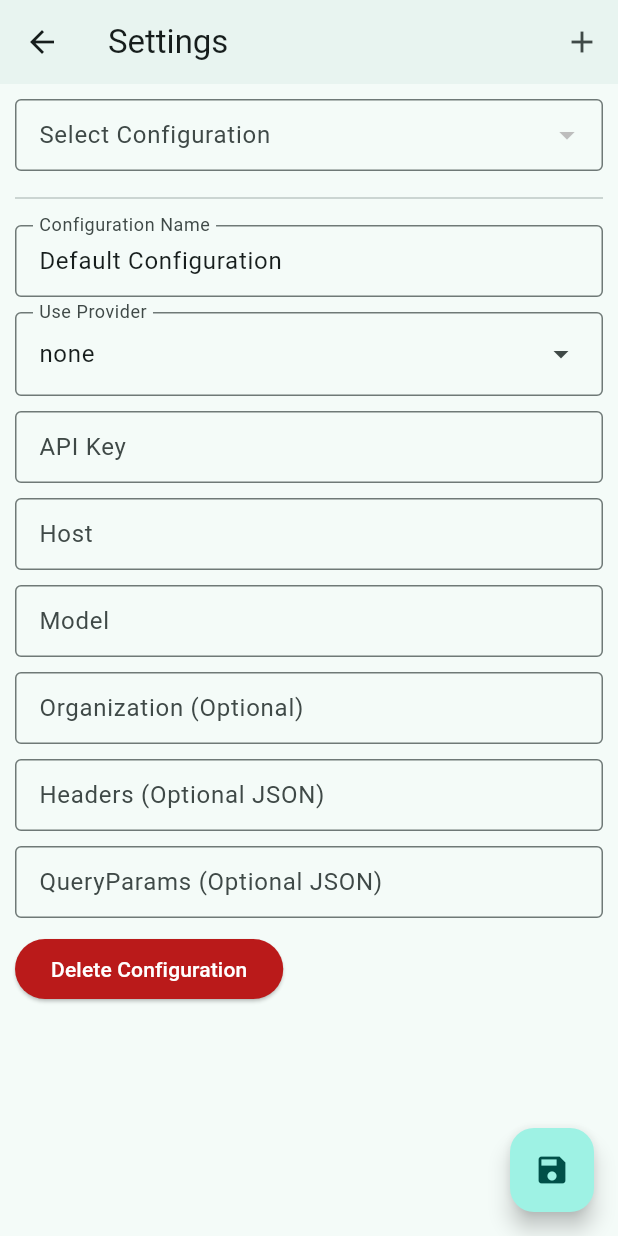
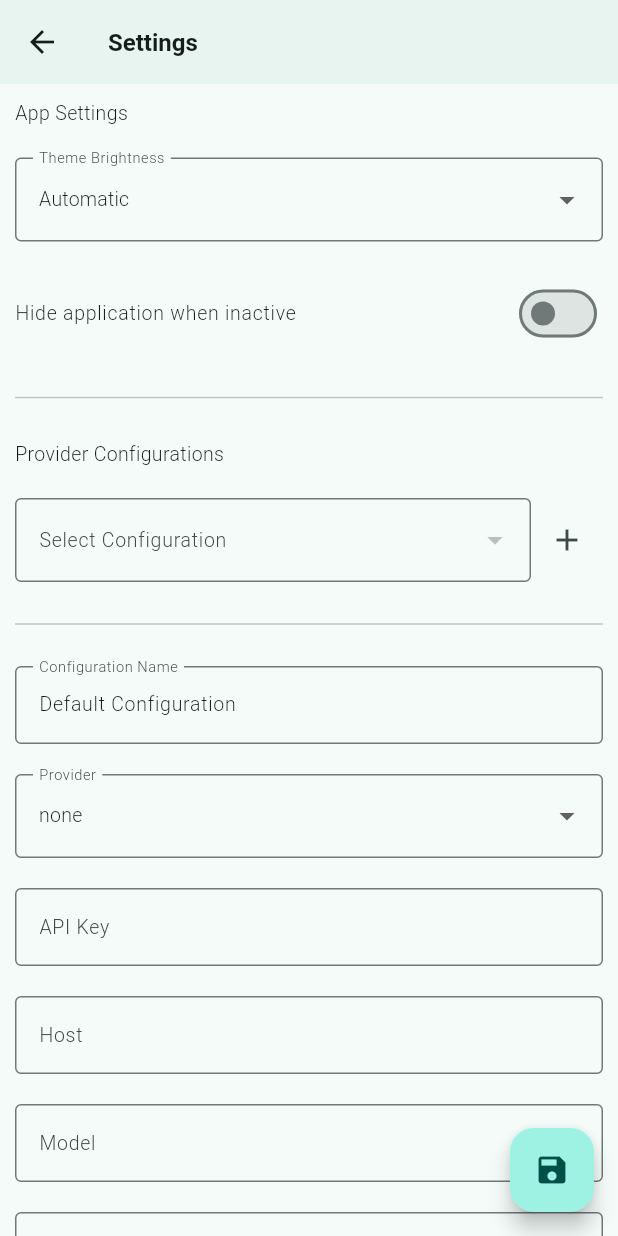
Before and after one commit to DominikStarke/ogre, a Flutter app: the Settings screen opened directly, on a phone screen of 412 x 824 dp. Run offline on Flutter 3.47's test engine with Material 3 defaults, Android fonts, the phone set to English and light mode, and no system bars; our stand-ins replace flutter_markdown, flutter_secure_storage; missing offline and left inert: flutter_ai_providers, flutter_ai_toolkit, hotkey_manager, keypress_simulator, tray_manager, window_manager; accounts and stored records are empty; statements that could not run were skipped.

Commit message:
Nicer Theme

```diff
--- /dev/null
+++ b/lib/controllers/app_config_store.dart
@@ -0,0 +1,57 @@
+import 'dart:convert';
+import 'package:flutter_secure_storage/flutter_secure_storage.dart';
+
+class AppConfigStore {
+  final String _storeKey = "app_config_store";
+  late final _storage = const FlutterSecureStorage(
+    aOptions: AndroidOptions(encryptedSharedPreferences: true)
+  );
+
+  AppConfigStoreModel get _defaultConfig => AppConfigStoreModel(
+    themeBrightness: "automatic",
+    autoHide: false,
+  );
+
+  Future<AppConfigStoreModel> load() async {
+    final result = await _storage.read(key: _storeKey);
+
+    if (result != null) {
+      try {
+        final json = jsonDecode(result);
+        return AppConfigStoreModel.fromJson(json);
+      } catch (e) {
+        return _defaultConfig;
+      }
+    } else {
+      return _defaultConfig;
+    }
+  }
+
+  Future<void> save(AppConfigStoreModel model) async {
+    await _storage.write(key: _storeKey, value: jsonEncode(model.toJson()));
+  }
+}
+
+class AppConfigStoreModel {
+  String themeBrightness;
+  bool autoHide;
+
+  AppConfigStoreModel({
+    this.themeBrightness = "automatic",
+    this.autoHide = false,
+  });
+
+  static AppConfigStoreModel fromJson(Map<String, dynamic> json) {
+    return AppConfigStoreModel(
+      themeBrightness: json['themeBrightness'] ?? "automatic",
+      autoHide: json['autoHide'] ?? false,
+    );
+  }
+
+  Map<String, dynamic> toJson() {
+    return {
+      'themeBrightness': themeBrightness,
+      'autoHide': autoHide,
+    };
+  }
+}
--- a/lib/main.dart
+++ b/lib/main.dart
@@ -4,6 +4,7 @@ import 'package:ogre/controllers/llm.dart';
 
 import 'package:ogre/screens/chat.dart';
 import 'package:ogre/screens/settings.dart';
+import 'package:ogre/widgets/theme.dart';
 
 void main() async {
   runApp(const OgreApp());
@@ -11,9 +12,6 @@ void main() async {
 
 class OgreApp extends StatelessWidget {
   const OgreApp({super.key});
-
-  get darkScheme => ColorScheme.fromSeed(seedColor: Colors.teal, brightness: Brightness.dark);
-  get lightScheme => ColorScheme.fromSeed(seedColor: Colors.teal, brightness: Brightness.light);
 
   static Route<dynamic>? onGenerateRoute (settings) {
     if(settings.name == '/settings') {
@@ -31,15 +29,9 @@ class OgreApp extends StatelessWidget {
   Widget build(BuildContext context) {
     return MaterialApp(
       debugShowCheckedModeBanner: false,
-      theme: ThemeData(
-        useMaterial3: true,
-        colorScheme: lightScheme,
-      ),
       title: "Ogre",
-      darkTheme: ThemeData(
-        useMaterial3: true,
-        colorScheme: darkScheme,
-      ),
+      theme: getTheme(Brightness.light),
+      darkTheme: getTheme(Brightness.dark),
       home: const AppController(
         loading: Center(
           child: CircularProgressIndicator(),
--- a/lib/screens/settings.dart
+++ b/lib/screens/settings.dart
@@ -3,6 +3,8 @@ import 'package:ogre/controllers/llm.dart';
 import 'package:ogre/controllers/llm_config_store.dart';
 import 'package:ogre/llm_providers/const.dart';
 import 'dart:convert';
+import 'package:ogre/controllers/app.dart';
+import 'package:ogre/controllers/app_config_store.dart';
 
 class Settings extends StatefulWidget {
   const Settings({super.key});
@@ -12,12 +14,14 @@ class Settings extends StatefulWidget {
 }
 
 class _SettingsState extends State<Settings> {
-  late final _controller = LlmController.of(context);
+  late final _llmController = LlmController.of(context);
+  late final _appController = AppController.of(context);
   final _formKey = GlobalKey<FormState>();
 
   List<LlmConfigStoreModel> _configs = [];
   LlmConfigStoreModel _selectedConfig = LlmConfigStoreModel();
   final _selectedConfigName = ValueNotifier<String>("");
+  AppConfigStoreModel _appConfig = AppConfigStoreModel();
 
   @override
   void initState() {
@@ -32,14 +36,16 @@ class _SettingsState extends State<Settings> {
   }
 
   Future<void> asyncInit() async {
-    _configs = _controller.configs;
+    _configs = _llmController.configs;
+    _appConfig = _appController.config;
     if (_configs.isNotEmpty) {
       setConfig(_configs.firstWhere((config) => config.isDefault, orElse: () => _configs.first));
     }
   }
 
   Future<void> saveConfig() async {
-    await _controller.saveConfigs(_configs);
+    await _llmController.saveConfigs(_configs);
+    await _appController.saveConfig();
   }
 
   Future<void> addConfig() async {
@@ -75,6 +81,9 @@ class _SettingsState extends State<Settings> {
   }
 
   String? jsonValidator(value) {
+    if(value.isEmpty) {
+      return null;
+    }
     try {
       if (value != null) {
         jsonDecode(value);
@@ -87,17 +96,13 @@ class _SettingsState extends State<Settings> {
 
   @override
   Widget build(BuildContext context) {
+    final scheme = Theme.of(context).colorScheme;
+
     return Scaffold(
       appBar: AppBar(
         elevation: 1,
         scrolledUnderElevation: 0,
         title: const Text('Settings'),
-        actions: [
-          IconButton(
-            icon: const Icon(Icons.add),
-            onPressed: addConfig,
-          ),
-        ],
       ),
       floatingActionButton: FloatingActionButton(
         onPressed: () {
@@ -115,12 +120,49 @@ class _SettingsState extends State<Settings> {
             key: _formKey,
             autovalidateMode: AutovalidateMode.onUserInteraction,
             child: Column(
-              spacing: 10,
+              spacing: 20,
               crossAxisAlignment: CrossAxisAlignment.start,
               children: [
+                const Text("App Settings"),
+
+                DropdownButtonFormField<String>(
+                  value: _appConfig.themeBrightness,
+                  items: const [
+                    DropdownMenuItem(value: "dark", child: Text("Dark")),
+                    DropdownMenuItem(value: "light", child: Text("Light")),
+                    DropdownMenuItem(value: "automatic", child: Text("Automatic")),
+                  ],
+                  onChanged: (value) {
+                    setState(() {
+                      _appConfig.themeBrightness = value ?? "automatic";
+                    });
+                  },
+                  decoration: const InputDecoration(
+                    labelText: 'Theme Brightness',
+                  ),
+                ),
+
+                SwitchListTile(
+                  contentPadding: EdgeInsets.zero,
+                  title: const Text('Hide application when inactive'),
+                  value: _appConfig.autoHide,
+                  onChanged: (value) {
+                    setState(() {
+                      _appConfig.autoHide = value;
+                    });
+                  },
+                ),
+
+                const Divider(),
+
+                const Text("Provider Configurations"),
+
                 ListenableBuilder(
                   listenable: _selectedConfigName,
-                  builder: (context, _) => DropdownButtonFormField<LlmConfigStoreModel>(
+                  builder: (context, _) => Row(
+                    children: [
+                      Expanded(
+                        child: DropdownButtonFormField<LlmConfigStoreModel>(
                           key: UniqueKey(),
                           value: _selectedConfig,
                           selectedItemBuilder: (context) {
@@ -137,11 +179,16 @@ class _SettingsState extends State<Settings> {
                           }).toList(),
                           onChanged: setConfig,
                           decoration: const InputDecoration(
-                      border: OutlineInputBorder(),
-                      isDense: true,
                             labelText: 'Select Configuration',
                           ),
-                  )
+                        ),
+                      ),
+                      IconButton(
+                        icon: const Icon(Icons.add),
+                        onPressed: addConfig,
+                      ),
+                    ],
+                  ),
                 ),
 
                 const Divider(),
@@ -150,35 +197,34 @@ class _SettingsState extends State<Settings> {
                   key: UniqueKey(),
                   initialValue: _selectedConfig.name,
                   decoration: const InputDecoration(
-                    border: OutlineInputBorder(),
-                    isDense: true,
                     labelText: 'Configuration Name',
                   ),
                   onChanged: setName,
                 ),
 
-                DropdownMenu<LlmProviderType>(
-                  initialSelection: _selectedConfig.provider,
-                  dropdownMenuEntries: LlmProviderType.values.map((type) => DropdownMenuEntry(
-                    label: type.value,
+                DropdownButtonFormField<LlmProviderType>(
+                  value: _selectedConfig.provider,
+                  items: LlmProviderType.values.map((type) {
+                    return DropdownMenuItem(
                       value: type,
-                  )).toList(),
-                  label: const Text('Use Provider'),
-                  hintText: 'Select a provider',
-                  width: double.infinity,
-                  onSelected: (value) {
+                      child: Text(type.value),
+                    );
+                  }).toList(),
+                  onChanged: (value) {
                     setState(() {
                       _selectedConfig.provider = value ?? LlmProviderType.none;
                     });
                   },
+                  decoration: const InputDecoration(
+                    labelText: 'Provider',
+                    hintText: 'Select a provider',
+                  ),
                 ),
 
                 TextFormField(
                   key: UniqueKey(),
                   initialValue: _selectedConfig.apiKey,
                   decoration: const InputDecoration(
-                    border: OutlineInputBorder(),
-                    isDense: true,
                     labelText: 'API Key',
                   ),
                   onSaved: (value) {
@@ -190,10 +236,8 @@ class _SettingsState extends State<Settings> {
                   key: UniqueKey(),
                   initialValue: _selectedConfig.host,
                   decoration: const InputDecoration(
-                    border: OutlineInputBorder(),
-                    isDense: true,
                     labelText: 'Host',
-                    hintText: 'https://api.example.com',
+                    hintText: 'http://localhost:3000/api',
                   ),
                   onSaved: (value) {
                     _selectedConfig.host = value ?? "";
@@ -204,8 +248,6 @@ class _SettingsState extends State<Settings> {
                   key: UniqueKey(),
                   initialValue: _selectedConfig.model,
                   decoration: const InputDecoration(
-                    border: OutlineInputBorder(),
-                    isDense: true,
                     labelText: 'Model',
                     hintText: 'model-name',
                   ),
@@ -218,8 +260,6 @@ class _SettingsState extends State<Settings> {
                   key: UniqueKey(),
                   initialValue: _selectedConfig.organization,
                   decoration: const InputDecoration(
-                    border: OutlineInputBorder(),
-                    isDense: true,
                     labelText: 'Organization (Optional)',
                   ),
                   onSaved: (value) {
@@ -231,17 +271,18 @@ class _SettingsState extends State<Settings> {
                   key: UniqueKey(),
                   initialValue: _selectedConfig.header != null ? jsonEncode(_selectedConfig.header) : null,
                   decoration: const InputDecoration(
-                    border: OutlineInputBorder(),
-                    isDense: true,
                     labelText: 'Headers (Optional JSON)',
-                    alignLabelWithHint: true,
                     hintText: '{"key1": "value1", "key2": "value2"}',
                   ),
                   minLines: null,
                   maxLines:  null,
                   validator: jsonValidator,
                   onSaved: (value) {
-                    _selectedConfig.header = Map<String, String>.from(jsonDecode(value!));
+                    try {
+                      _selectedConfig.header = value != null ? Map<String, String>.from(jsonDecode(value)) : null;
+                    } catch (e) {
+                      _selectedConfig.header = null;
+                    }
                   },
                 ),
 
@@ -249,19 +290,22 @@ class _SettingsState extends State<Settings> {
                   key: UniqueKey(),
                   initialValue: _selectedConfig.queryParams != null ? jsonEncode(_selectedConfig.queryParams) : null,
                   decoration: const InputDecoration(
-                    border: OutlineInputBorder(),
-                    isDense: true,
                     labelText: 'QueryParams (Optional JSON)',
-                    alignLabelWithHint: true,
                     hintText: '{"key1": "value1", "key2": "value2"}',
                   ),
                   minLines: null,
                   maxLines:  null,
                   validator: jsonValidator,
                   onSaved: (value) {
-                    _selectedConfig.queryParams = value != null ? Map<String, String>.from(jsonDecode(value)) : null;
+                    try {
+                      _selectedConfig.header = value != null ? Map<String, String>.from(jsonDecode(value)) : null;
+                    } catch (e) {
+                      _selectedConfig.header = null;
+                    }
                   },
                 ),
+
+                const Divider(),
 
                 ElevatedButton(
                   style: ButtonStyle(
```
Also changed, not shown: lib/controllers/app.dart (+18 -1 lines), lib/widgets/theme.dart (added, +31 -0 lines). Lines whose indentation alone changed are shown as unchanged.
